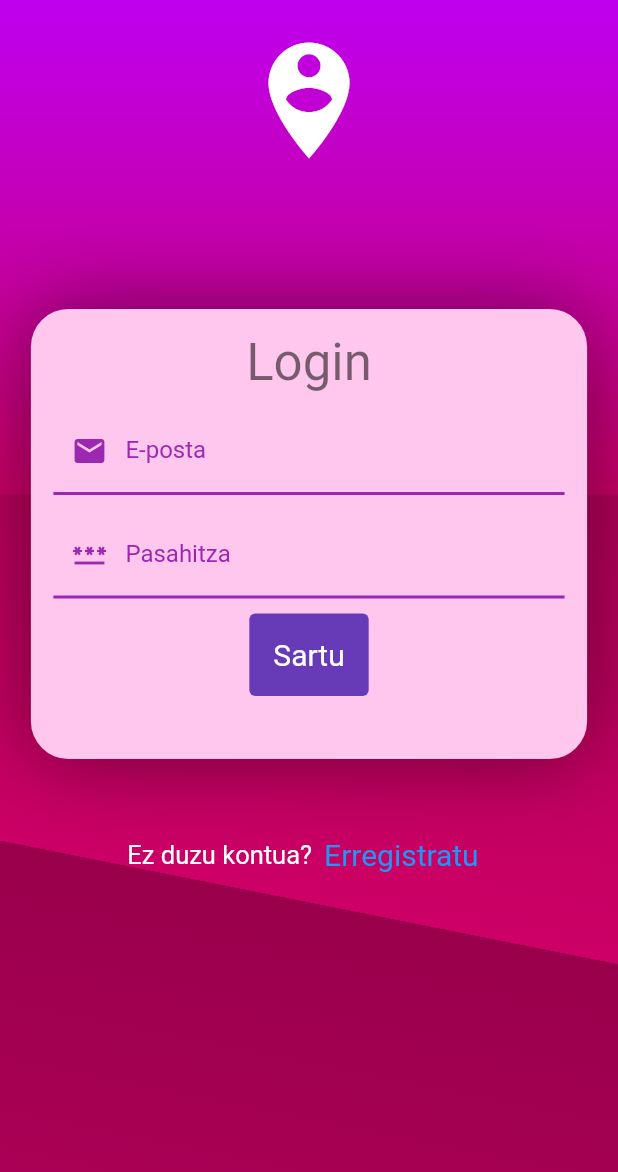
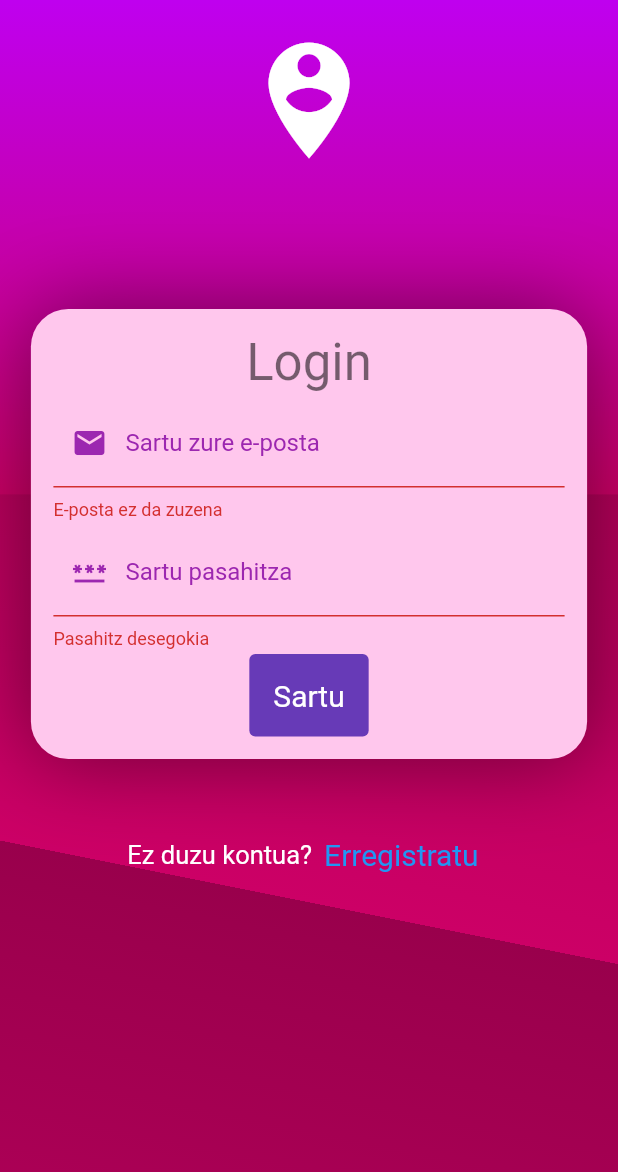
Before and after one commit to JulenAlzas/gral_jalzas_21_22, a Flutter app: the LoginScreen screen opened by its route, after a tap on "Sartu", on a phone screen of 412 x 824 dp. Shown: the top 1172 px of the screen. Run offline on Flutter 3.47's test engine with Material 2 defaults, Android fonts, the phone set to English and light mode, and no system bars; missing offline and left inert: dart:ffi.

Commit message:
UI login register + form validations done

```diff
--- a/lib/screens/LoginBackground.dart
+++ b/lib/screens/LoginBackground.dart
@@ -1,3 +1,5 @@
+import 'dart:ffi';
+
 import 'package:flutter/material.dart';
 import 'package:gral_jalzas_21_22/screens/RegisterScreen.dart';
 import 'package:gral_jalzas_21_22/ui/InputDecorations.dart';
@@ -33,6 +35,7 @@ class LoginForm extends StatelessWidget {
 
   @override
   Widget build(BuildContext context) {
+    GlobalKey<FormState> formKeylogin = GlobalKey<FormState>();
     return SingleChildScrollView(
       child: Column(
         children: [
@@ -56,8 +59,9 @@ class LoginForm extends StatelessWidget {
                 child: Column(
                   children: [
                     Text('Login', style: Theme.of(context).textTheme.headline4),
-                    const SizedBox(height: 10),
+                    const SizedBox(height: 5),
                     Form(
+                      key: formKeylogin,
                       child: Column(
                         children: [
                           TextFormField(
@@ -65,25 +69,50 @@ class LoginForm extends StatelessWidget {
                             keyboardType: TextInputType.emailAddress,
                             decoration: InputDecorations.loginInputDecoration(
                                 hintText: 'izena.abizena@gmail.com',
-                                labelText: 'E-posta',
+                                labelText: 'Sartu zure e-posta',
                                 textStyleColor: Colors.purple,
                                 prefixIcon: Icons.email),
+                            validator: (value) {
+                              String pattern =
+                                  r'^([a-zA-Z0-9_\-\.]+)@([a-zA-Z0-9_\-\.]+)\.([a-zA-Z]{2,5})$';
+
+                              RegExp regExp = RegExp(pattern);
+                              if (value != null &&
+                                  regExp.hasMatch(value) &&
+                                  value.length <= 254) {
+                                return null;
+                              } else {
+                                return 'E-posta ez da zuzena';
+                              }
+                            },
                           ),
                           const SizedBox(
-                            height: 10,
+                            height: 5,
                           ),
                           TextFormField(
                             obscureText: true,
                             autocorrect: false,
-                            keyboardType: TextInputType.visiblePassword,
                             decoration: InputDecorations.loginInputDecoration(
-                                hintText: '*******',
-                                labelText: 'Pasahitza',
+                                errorMaxLines: 2,
+                                hintText: '********',
+                                labelText: 'Sartu pasahitza',
                                 textStyleColor: Colors.purple,
-                                prefixIcon: Icons.password),
+                                prefixIcon: Icons.password_outlined),
+                            validator: (value) {
+                              String pattern =
+                                  r'^(?=.*[a-z])(?=.*[A-Z])(?=.*\d)(?=.*[#@$!%*?&])[A-Za-z\d#@$!%*?&]{8,}$';
+
+                              RegExp regExp = RegExp(pattern);
+
+                              if (value != null && regExp.hasMatch(value)) {
+                                return null;
+                              } else {
+                                return 'Pasahitz desegokia';
+                              }
+                            },
                           ),
                           const SizedBox(
-                            height: 10,
+                            height: 3,
                           ),
                           TextButton(
                             style: TextButton.styleFrom(
@@ -93,7 +122,8 @@ class LoginForm extends StatelessWidget {
                               backgroundColor: Colors.deepPurple,
                             ),
                             onPressed: () {
-                              print('pressed to login');
+                              formKeylogin.currentState?.validate();
+
                             },
                             child: const Text('Sartu'),
                           ),
--- a/lib/ui/InputDecorations.dart
+++ b/lib/ui/InputDecorations.dart
@@ -5,8 +5,10 @@ class InputDecorations {
       {required String hintText,
       required String labelText,
       required Color textStyleColor,
+      int? errorMaxLines,
       IconData? prefixIcon}) {
     return InputDecoration(
+        errorMaxLines: errorMaxLines,
         enabledBorder: const UnderlineInputBorder(
             borderSide: BorderSide(color: Colors.purple, width: 2.0)),
         focusedBorder: const UnderlineInputBorder(
```
Also changed, not shown: lib/Provider/RegisterProvider.dart (+14 -4 lines), lib/screens/ResgisterBackground.dart (+36 -22 lines).
